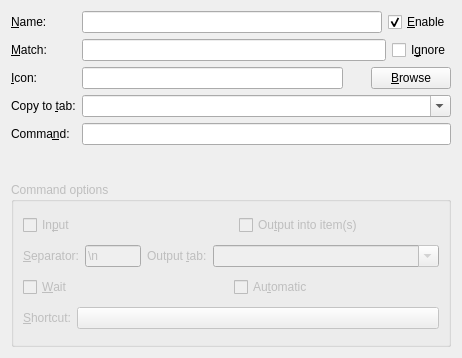
First picture: the form in src/ui/commandwidget.ui, repository hluk/CopyQ, before the edit.
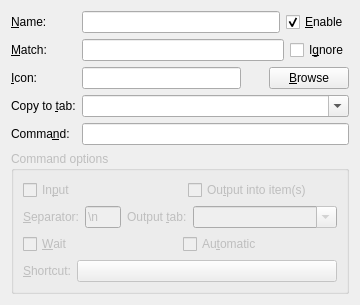
Second picture: the form after the edit.

Commit message: GUI adjustments and simpler command error reporting

What changed in the file:
```diff
--- a/src/ui/commandwidget.ui
+++ b/src/ui/commandwidget.ui
@@ -2,14 +2,6 @@
 <ui version="4.0">
  <class>CommandWidget</class>
  <widget class="QWidget" name="CommandWidget">
-  <property name="geometry">
-   <rect>
-    <x>0</x>
-    <y>0</y>
-    <width>462</width>
-    <height>358</height>
-   </rect>
-  </property>
   <property name="windowTitle">
    <string>Form</string>
   </property>
```
Left out of the diff: 2 changed lines with no effect on the pictures. The commit also changes 6 other files.
